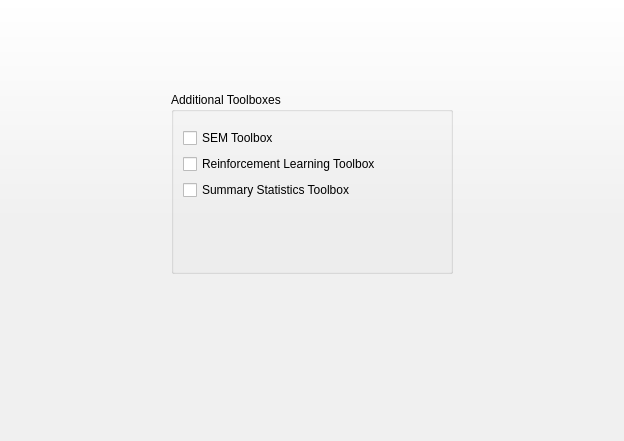
jasp-stats/jasp-desktop, file JASP-Desktop/optionsform.ui: the form before one commit.
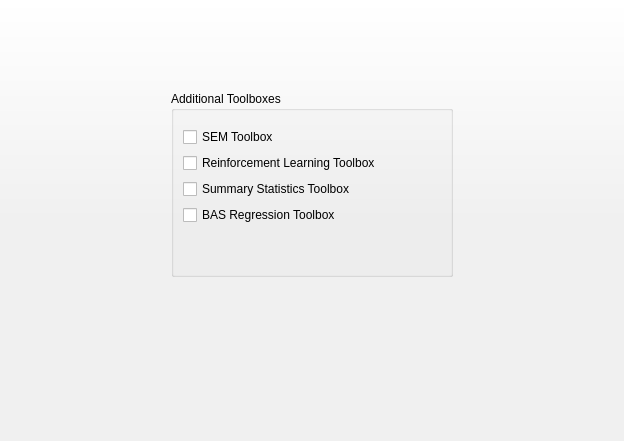
The form after the commit.

Patch:
```diff
--- a/JASP-Desktop/optionsform.ui
+++ b/JASP-Desktop/optionsform.ui
@@ -89,6 +89,13 @@
               </property>
              </widget>
             </item>
+            <item row="3" column="0">
+             <widget class="QCheckBox" name="checkBox">
+              <property name="text">
+               <string>BAS Regression Toolbox</string>
+              </property>
+             </widget>
+            </item>
            </layout>
           </widget>
          </item>
```
